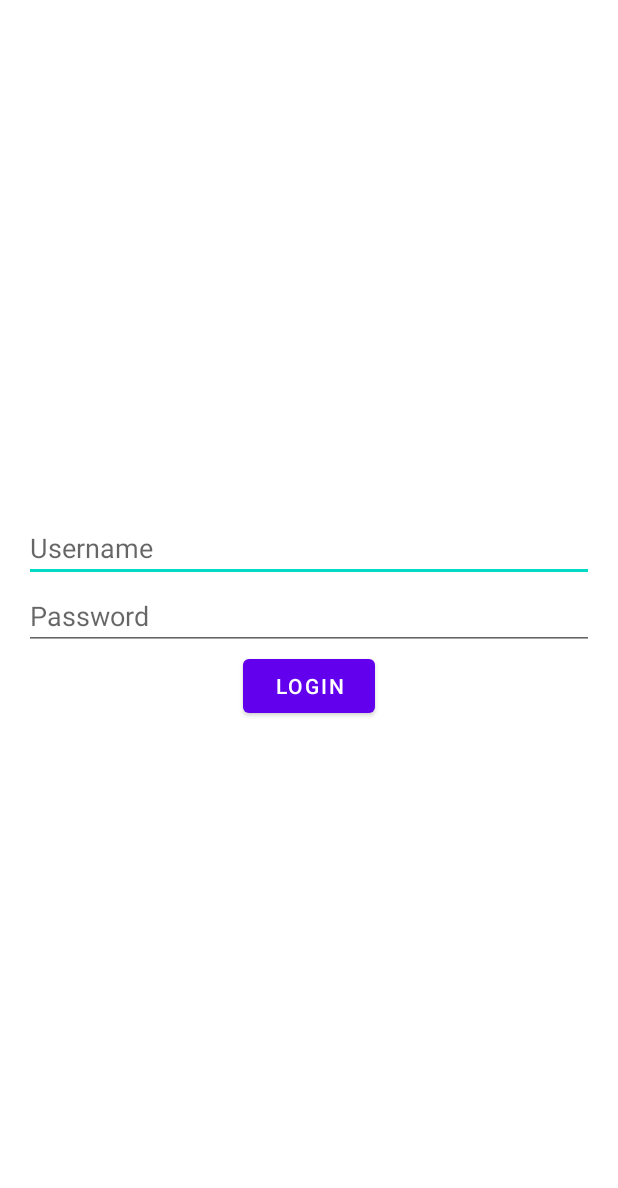
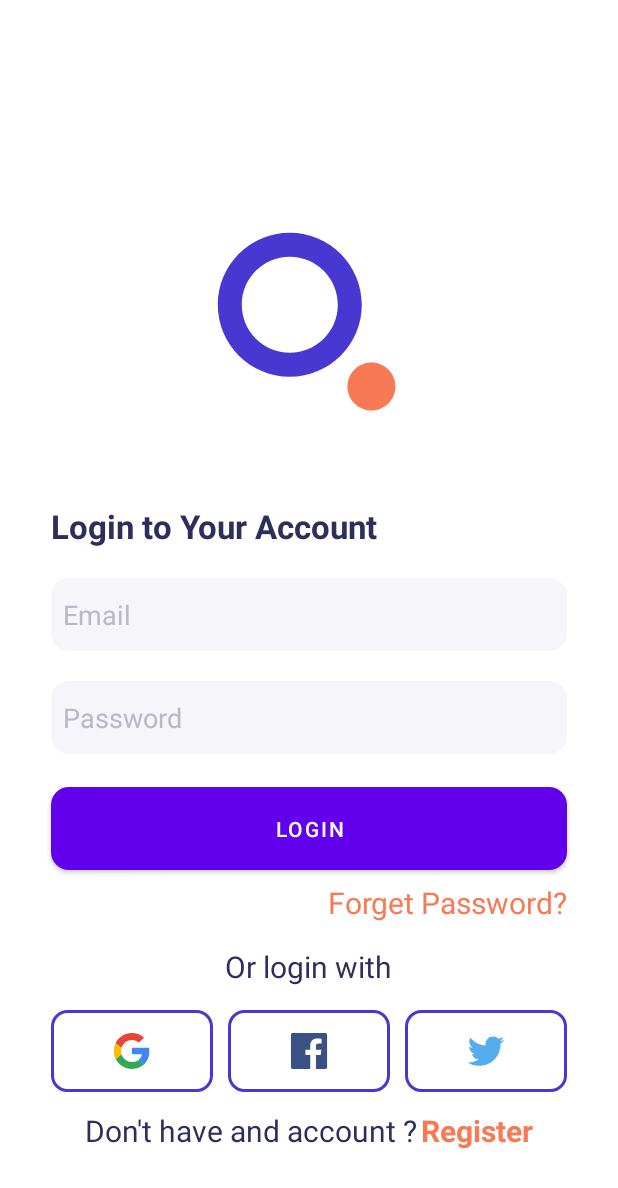
Before and after one commit to Shrimp03/AudioBook, an Android app: the LoginActivity screen opened directly, with no data from a screen before it, on a phone screen of 412 x 824 dp. Shown: the top 1188 px of the screen. Run offline under Robolectric (Android 15) with nearby library versions, the phone set to English and light mode, and no system bars.

Commit message:
layout login

```diff
--- /dev/null
+++ b/app/src/main/res/drawable/bt_login.xml
@@ -0,0 +1,5 @@
+<?xml version="1.0" encoding="utf-8"?>
+<shape xmlns:android="http://schemas.android.com/apk/res/android">
+    <solid android:color="#4838D1" />
+    <corners android:radius="12dp" />
+</shape>
--- /dev/null
+++ b/app/src/main/res/drawable/bt_login_social.xml
@@ -0,0 +1,7 @@
+<?xml version="1.0" encoding="utf-8"?>
+<shape xmlns:android="http://schemas.android.com/apk/res/android">
+<corners android:radius="10dp" />
+    <stroke
+        android:width="2dp"
+        android:color="#4838d1" />
+</shape>
--- /dev/null
+++ b/app/src/main/res/drawable/edittext_rounded_background.xml
@@ -0,0 +1,5 @@
+<?xml version="1.0" encoding="utf-8"?>
+<shape xmlns:android="http://schemas.android.com/apk/res/android">
+    <solid android:color="#F5F5FA" />
+    <corners android:radius="12dp" />
+</shape>
--- /dev/null
+++ b/app/src/main/res/drawable/logos_facebook.xml
@@ -0,0 +1,16 @@
+<vector xmlns:android="http://schemas.android.com/apk/res/android"
+    android:width="25dp"
+    android:height="24dp"
+    android:viewportWidth="25"
+    android:viewportHeight="24">
+  <group>
+    <clip-path
+        android:pathData="M0.5,0h24v24h-24z"/>
+    <path
+        android:pathData="M23.175,24C23.907,24 24.5,23.407 24.5,22.676V1.325C24.5,0.593 23.907,0 23.175,0H1.825C1.093,0 0.5,0.593 0.5,1.325V22.676C0.5,23.407 1.093,24 1.825,24H23.175Z"
+        android:fillColor="#395185"/>
+    <path
+        android:pathData="M17.06,24V14.706H20.179L20.646,11.084H17.06V8.771C17.06,7.723 17.351,7.008 18.855,7.008L20.773,7.007V3.768C20.441,3.723 19.302,3.625 17.978,3.625C15.212,3.625 13.319,5.313 13.319,8.413V11.084H10.191V14.706H13.319V24H17.06Z"
+        android:fillColor="#ffffff"/>
+  </group>
+</vector>
--- /dev/null
+++ b/app/src/main/res/drawable/logos_google.xml
@@ -0,0 +1,22 @@
+<vector xmlns:android="http://schemas.android.com/apk/res/android"
+    android:width="25dp"
+    android:height="24dp"
+    android:viewportWidth="25"
+    android:viewportHeight="24">
+  <group>
+    <clip-path
+        android:pathData="M0.5,0h24v24h-24z"/>
+    <path
+        android:pathData="M23.926,12.224C23.926,11.241 23.847,10.524 23.674,9.78H12.452V14.218H19.039C18.906,15.321 18.189,16.981 16.596,18.097L16.573,18.246L20.122,20.996L20.367,21.021C22.625,18.935 23.926,15.865 23.926,12.224Z"
+        android:fillColor="#4285F4"/>
+    <path
+        android:pathData="M12.452,23.918C15.679,23.918 18.388,22.854 20.367,21.021L16.596,18.098C15.586,18.802 14.232,19.293 12.452,19.293C9.292,19.293 6.609,17.207 5.653,14.324L5.513,14.336L1.823,17.193L1.775,17.327C3.74,21.233 7.778,23.918 12.452,23.918Z"
+        android:fillColor="#34A853"/>
+    <path
+        android:pathData="M5.653,14.324C5.4,13.58 5.254,12.783 5.254,11.959C5.254,11.135 5.4,10.338 5.639,9.594L5.633,9.435L1.897,6.532L1.775,6.591C0.965,8.212 0.5,10.032 0.5,11.959C0.5,13.885 0.965,15.706 1.775,17.327L5.653,14.324Z"
+        android:fillColor="#FBBC05"/>
+    <path
+        android:pathData="M12.452,4.624C14.697,4.624 16.211,5.594 17.074,6.405L20.447,3.109C18.375,1.183 15.679,0 12.452,0C7.778,0 3.74,2.684 1.775,6.591L5.639,9.594C6.609,6.71 9.292,4.624 12.452,4.624Z"
+        android:fillColor="#EB4335"/>
+  </group>
+</vector>
--- /dev/null
+++ b/app/src/main/res/drawable/logos_twitter.xml
@@ -0,0 +1,13 @@
+<vector xmlns:android="http://schemas.android.com/apk/res/android"
+    android:width="25dp"
+    android:height="24dp"
+    android:viewportWidth="25"
+    android:viewportHeight="24">
+  <group>
+    <clip-path
+        android:pathData="M0.5,0h24v24h-24z"/>
+    <path
+        android:pathData="M24.5,4.636C23.617,5.028 22.668,5.292 21.672,5.411C22.689,4.802 23.469,3.837 23.837,2.687C22.87,3.261 21.813,3.665 20.71,3.882C19.812,2.925 18.532,2.327 17.116,2.327C14.397,2.327 12.192,4.532 12.192,7.251C12.192,7.637 12.236,8.013 12.32,8.373C8.227,8.168 4.599,6.207 2.171,3.228C1.747,3.956 1.504,4.802 1.504,5.704C1.504,7.412 2.374,8.919 3.695,9.802C2.913,9.778 2.148,9.566 1.464,9.186C1.464,9.207 1.464,9.227 1.464,9.248C1.464,11.634 3.161,13.624 5.414,14.076C4.689,14.274 3.928,14.302 3.19,14.161C3.817,16.117 5.635,17.54 7.79,17.58C6.105,18.901 3.981,19.688 1.675,19.688C1.277,19.688 0.885,19.665 0.5,19.619C2.679,21.016 5.267,21.831 8.048,21.831C17.105,21.831 22.057,14.328 22.057,7.822C22.057,7.608 22.053,7.396 22.043,7.185C23.007,6.488 23.839,5.625 24.5,4.636Z"
+        android:fillColor="#55ACEE"/>
+  </group>
+</vector>
--- a/app/src/main/res/layout/activity_login.xml
+++ b/app/src/main/res/layout/activity_login.xml
@@ -1,28 +1,159 @@
 <?xml version="1.0" encoding="utf-8"?>
-<LinearLayout
-    xmlns:android="http://schemas.android.com/apk/res/android"
+<LinearLayout xmlns:android="http://schemas.android.com/apk/res/android"
     android:layout_width="match_parent"
     android:layout_height="match_parent"
+    android:background="#FFFFFF"
     android:orientation="vertical"
-    android:padding="16dp"
-    android:gravity="center">
+    android:padding="16dp">
+
+    <ImageView
+        android:layout_width="wrap_content"
+        android:layout_marginTop="120dp"
+        android:layout_height="wrap_content"
+        android:layout_gravity="center_horizontal"
+        android:src="@drawable/logo_splash" />
+
+    <TextView
+        android:layout_marginTop="40dp"
+        android:layout_width="wrap_content"
+        android:layout_height="wrap_content"
+        android:text="@string/login_to_your_account"
+        android:layout_marginStart="18dp"
+        android:layout_marginBottom="20dp"
+        android:textColor="#2E2E5D"
+        android:textStyle="bold"
+        android:textSize="22sp" />
 
     <EditText
         android:id="@+id/edittext_username"
         android:layout_width="match_parent"
         android:layout_height="wrap_content"
-        android:hint="Username"/>
+        android:layout_marginStart="18dp"
+        android:layout_marginEnd="18dp"
+        android:layout_marginBottom="20dp"
+        android:background="@drawable/edittext_rounded_background"
+        android:paddingStart="8dp"
+        android:hint="@string/email"
+        android:inputType="text"
+        android:paddingTop="12dp"
+        android:paddingBottom="12dp"
+        android:textColorHint="#B8B8C7" />
 
     <EditText
         android:id="@+id/edittext_password"
         android:layout_width="match_parent"
         android:layout_height="wrap_content"
-        android:hint="Password"
-        android:inputType="textPassword"/>
+        android:layout_marginStart="18dp"
+        android:layout_marginEnd="18dp"
+        android:background="@drawable/edittext_rounded_background"
+        android:paddingStart="8dp"
+        android:hint="@string/password"
+        android:inputType="textPassword"
+        android:paddingTop="12dp"
+        android:paddingBottom="12dp"
+        android:textColorHint="#B8B8C7" />
 
     <Button
         android:id="@+id/button_login"
+        android:layout_width="match_parent"
+        android:layout_marginStart="18dp"
+        android:layout_marginTop="22dp"
+        android:layout_marginEnd="18dp"
+        android:paddingTop="12dp"
+        android:paddingBottom="12dp"
+        android:background="@drawable/bt_login"
+        android:layout_height="wrap_content"
+        android:text="@string/login" />
+    <TextView
         android:layout_width="wrap_content"
         android:layout_height="wrap_content"
-        android:text="Login"/>
+        android:text="@string/forget_password"
+        android:textColor="#F77A55"
+        android:layout_gravity="right"
+        android:layout_marginTop="8dp"
+        android:layout_marginEnd="18dp"
+        android:textSize="20sp"
+        />
+    <TextView
+        android:layout_width="wrap_content"
+        android:layout_height="wrap_content"
+        android:text="Or login with"
+        android:textColor="#2E2E5D"
+        android:layout_gravity="center"
+        android:textSize="20sp"
+        android:layout_marginTop="15dp"
+        />
+    <LinearLayout
+        android:layout_width="match_parent"
+        android:layout_height="wrap_content"
+        android:layout_marginStart="18dp"
+        android:layout_marginEnd="18dp"
+        android:layout_marginTop="15dp"
+        android:orientation="horizontal"
+        >
+        <ImageButton
+            android:id="@+id/login_with_google"
+            android:layout_width="0dp"
+            android:layout_weight="1"
+            android:background="@drawable/bt_login_social"
+            android:paddingStart="30dp"
+            android:paddingEnd="30dp"
+            android:paddingTop="15dp"
+            android:contentDescription="@string/login_with_google"
+            android:paddingBottom="15dp"
+            android:src="@drawable/logos_google"
+            android:layout_height="wrap_content" />
+        <ImageButton
+            android:id="@+id/login_with_facebook"
+            android:layout_width="0dp"
+            android:layout_weight="1"
+            android:background="@drawable/bt_login_social"
+            android:paddingStart="30dp"
+            android:paddingEnd="30dp"
+            android:contentDescription="@string/login_with_facebook"
+            android:paddingTop="15dp"
+            android:paddingBottom="15dp"
+            android:layout_marginStart="10dp"
+            android:layout_marginEnd="10dp"
+            android:src="@drawable/logos_facebook"
+            android:layout_height="wrap_content" />
+        <ImageButton
+            android:id="@+id/login_with_twitter"
+            android:layout_width="0dp"
+            android:contentDescription="@string/login_with_twitter"
+            android:layout_weight="1"
+            android:background="@drawable/bt_login_social"
+            android:paddingStart="30dp"
+            android:paddingEnd="30dp"
+            android:paddingTop="15dp"
+            android:paddingBottom="15dp"
+            android:src="@drawable/logos_twitter"
+            android:layout_height="wrap_content" />
+    </LinearLayout>
+   <LinearLayout
+       android:layout_width="wrap_content"
+       android:orientation="horizontal"
+       android:layout_marginTop="12dp"
+       android:layout_marginStart="24dp"
+       android:layout_gravity="center"
+       android:layout_marginEnd="24dp"
+       android:layout_height="wrap_content">
+       <TextView
+           android:layout_width="wrap_content"
+           android:layout_height="wrap_content"
+           android:text="@string/don_t_have_and_account"
+           android:textSize="20sp"
+           android:layout_marginEnd="2dp"
+           android:textColor="#2E2E5D"
+           />
+       <TextView
+           android:id="@+id/redirect_to_register"
+           android:layout_width="wrap_content"
+           android:layout_height="wrap_content"
+           android:textColor="#F77A55"
+           android:text="@string/register"
+           android:textSize="20sp"
+           android:textStyle="bold"
+           />
+   </LinearLayout>
 </LinearLayout>
--- a/app/src/main/res/values/strings.xml
+++ b/app/src/main/res/values/strings.xml
@@ -1,3 +1,13 @@
 <resources>
     <string name="app_name">Audio Book</string>
+    <string name="login_with_google">Login with google</string>
+    <string name="login_with_facebook">login with facebook</string>
+    <string name="login_with_twitter">login with twitter</string>
+    <string name="password">Password</string>
+    <string name="login">Login</string>
+    <string name="forget_password">Forget Password?</string>
+    <string name="email">Email</string>
+    <string name="login_to_your_account">Login to Your Account</string>
+    <string name="don_t_have_and_account">Don\'t have and account ?</string>
+    <string name="register">Register</string>
 </resources>
```
